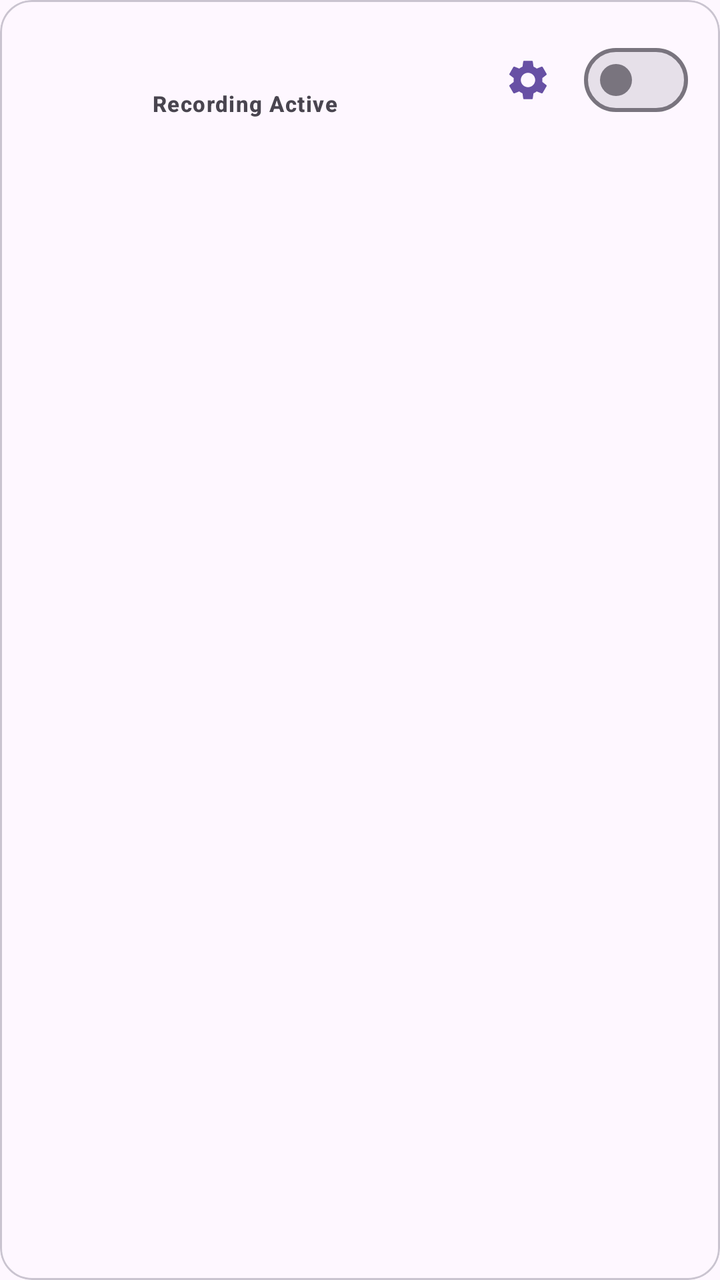
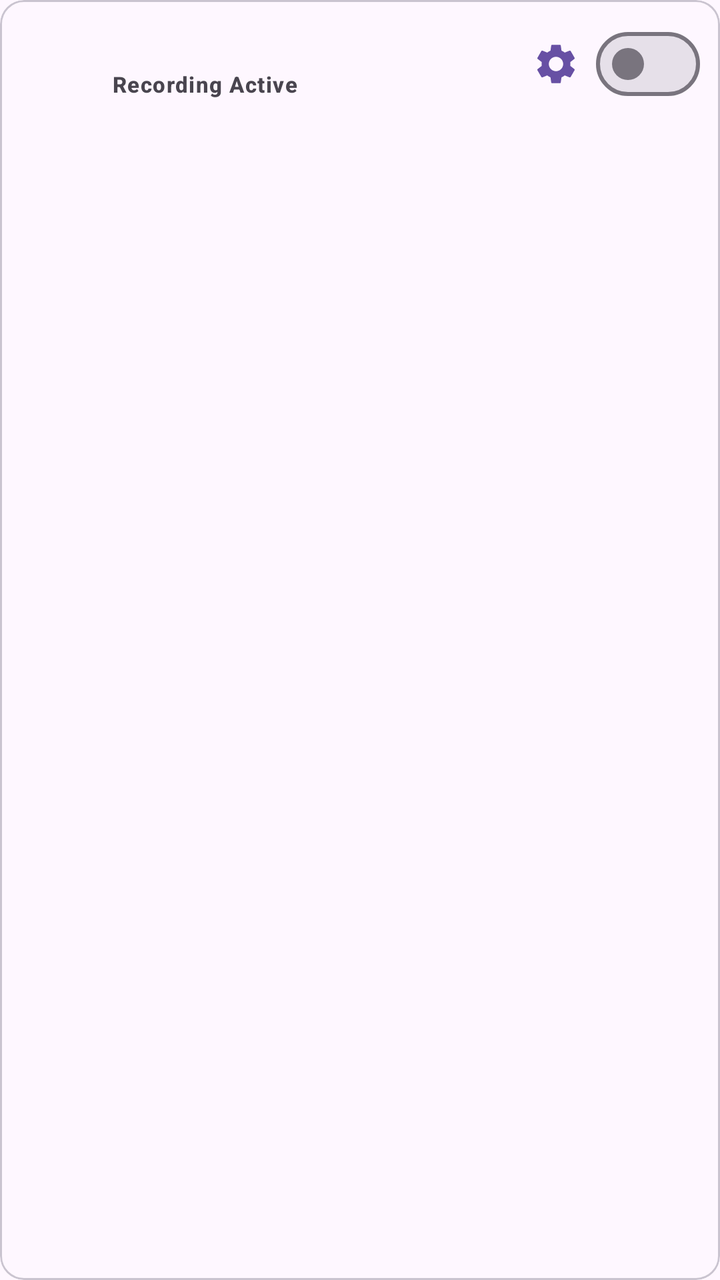

An Android layout rendered at two revisions. The XML below is the earlier revision; the diff shows what the commit changed to produce the second picture.
<!-- AndroidManifest.xml: application theme Theme.NotiVault -->
<!-- res/layout/item_rule_app.xml -->
<?xml version="1.0" encoding="utf-8"?>
<com.google.android.material.card.MaterialCardView
    xmlns:android="http://schemas.android.com/apk/res/android"
    xmlns:app="http://schemas.android.com/apk/res-auto"
    android:id="@+id/card_app_rule"
    android:layout_width="match_parent"
    android:layout_height="wrap_content"
    android:layout_marginHorizontal="6dp"
    android:layout_marginVertical="6dp"
    app:cardCornerRadius="16dp"
    app:cardElevation="0dp"
    app:strokeWidth="1dp"
    app:strokeColor="?attr/colorOutlineVariant"
    app:cardBackgroundColor="?attr/colorSurface">

    <LinearLayout
        android:layout_width="match_parent"
        android:layout_height="wrap_content"
        android:orientation="horizontal"
        android:gravity="center_vertical"
        android:padding="16dp">

        <ImageView
            android:id="@+id/iv_app_icon"
            android:layout_width="44dp"
            android:layout_height="44dp"
            android:layout_marginEnd="16dp"
            android:importantForAccessibility="no"
            android:src="@android:drawable/sym_def_app_icon" />

        <LinearLayout
            android:layout_width="0dp"
            android:layout_height="wrap_content"
            android:layout_weight="1"
            android:orientation="vertical"
            android:layout_marginEnd="12dp">

            <TextView
                android:id="@+id/tv_app_name"
                android:layout_width="wrap_content"
                android:layout_height="wrap_content"
                android:textAppearance="@style/TextAppearance.Material3.BodyLarge"
                android:textColor="?attr/colorOnSurface"
                android:textStyle="bold"
                android:maxLines="1"
                android:ellipsize="end" />

            <TextView
                android:id="@+id/tv_rule_status"
                android:layout_width="wrap_content"
                android:layout_height="wrap_content"
                android:layout_marginTop="2dp"
                android:textAppearance="@style/TextAppearance.Material3.LabelSmall"
                android:textStyle="bold"
                android:text="Recording Active" />

        </LinearLayout>

        <ImageButton
            android:id="@+id/btn_rule_settings"
            android:layout_width="40dp"
            android:layout_height="40dp"
            android:layout_marginEnd="8dp"
            android:background="?attr/selectableItemBackgroundBorderless"
            android:src="@drawable/ic_settings"
            android:contentDescription="Configure Keywords"
            app:tint="?attr/colorPrimary" />

        <com.google.android.material.materialswitch.MaterialSwitch
            android:id="@+id/switch_capture"
            android:layout_width="wrap_content"
            android:layout_height="wrap_content" />

    </LinearLayout>

</com.google.android.material.card.MaterialCardView>
<!-- resources referenced by this layout -->
<resources>
  <!-- drawable ic_settings (drawable) -->
  <vector xmlns:android="http://schemas.android.com/apk/res/android"
      android:width="24dp"
      android:height="24dp"
      android:viewportWidth="24"
      android:viewportHeight="24"
      android:tint="?attr/colorControlNormal">
    <path
        android:fillColor="@android:color/white"
        android:pathData="M19.14,12.94c0.04,-0.3 0.06,-0.61 0.06,-0.94c0,-0.32 -0.02,-0.64 -0.07,-0.94l2.03,-1.58c0.18,-0.14 0.23,-0.41 0.12,-0.61l-1.92,-3.32c-0.12,-0.22 -0.37,-0.29 -0.59,-0.22l-2.39,0.96c-0.5,-0.38 -1.03,-0.7 -1.62,-0.94L14.4,2.81c-0.04,-0.24 -0.24,-0.41 -0.48,-0.41h-3.84c-0.24,0 -0.43,0.17 -0.47,0.41L9.25,5.35C8.66,5.59 8.12,5.92 7.63,6.29L5.24,5.33c-0.22,-0.08 -0.47,0 -0.59,0.22L2.74,8.87C2.62,9.08 2.66,9.34 2.86,9.48l2.03,1.58C4.84,11.36 4.8,11.69 4.8,12s0.02,0.64 0.07,0.94l-2.03,1.58c-0.18,0.14 -0.23,0.41 -0.12,0.61l1.92,3.32c0.12,0.22 0.37,0.29 0.59,0.22l2.39,-0.96c0.5,0.38 1.03,0.7 1.62,0.94l0.36,2.54c0.05,0.24 0.24,0.41 0.48,0.41h3.84c0.24,0 0.44,-0.17 0.47,-0.41l0.36,-2.54c0.59,-0.24 1.13,-0.56 1.62,-0.94l2.39,0.96c0.22,0.08 0.47,0 0.59,-0.22l1.92,-3.32c0.12,-0.22 0.07,-0.47 -0.12,-0.61L19.14,12.94zM12,15.6c-1.98,0 -3.6,-1.62 -3.6,-3.6s1.62,-3.6 3.6,-3.6s3.6,1.62 3.6,3.6S13.98,15.6 12,15.6z"/>
  </vector>
  <style name="Theme.NotiVault" parent="Theme.Material3.DayNight.NoActionBar">
          <item name="android:windowSoftInputMode">adjustResize</item>
          <item name="android:statusBarColor">@android:color/transparent</item>
          <item name="android:navigationBarColor">@android:color/transparent</item>
          <item name="android:windowLightStatusBar">true</item>
          <item name="preferenceTheme">@style/PreferenceThemeOverlay</item>
          <item name="switchStyle">@style/Widget.Material3.CompoundButton.Switch</item>
          <item name="android:switchStyle">@style/Widget.Material3.CompoundButton.Switch</item>
      </style>
</resources>

<!-- the commit's change to res/layout/item_rule_app.xml (unified diff, before → after) -->
@@ -5,9 +5,9 @@
     android:id="@+id/card_app_rule"
     android:layout_width="match_parent"
     android:layout_height="wrap_content"
-    android:layout_marginHorizontal="6dp"
-    android:layout_marginVertical="6dp"
-    app:cardCornerRadius="16dp"
+    android:layout_marginHorizontal="2dp"
+    android:layout_marginVertical="3dp"
+    app:cardCornerRadius="12dp"
     app:cardElevation="0dp"
     app:strokeWidth="1dp"
     app:strokeColor="?attr/colorOutlineVariant"
@@ -18,13 +18,14 @@
         android:layout_height="wrap_content"
         android:orientation="horizontal"
         android:gravity="center_vertical"
-        android:padding="16dp">
+        android:paddingHorizontal="10dp"
+        android:paddingVertical="8dp">
 
         <ImageView
             android:id="@+id/iv_app_icon"
-            android:layout_width="44dp"
-            android:layout_height="44dp"
-            android:layout_marginEnd="16dp"
+            android:layout_width="36dp"
+            android:layout_height="36dp"
+            android:layout_marginEnd="10dp"
             android:importantForAccessibility="no"
             android:src="@android:drawable/sym_def_app_icon" />
 
@@ -33,23 +34,26 @@
             android:layout_height="wrap_content"
             android:layout_weight="1"
             android:orientation="vertical"
-            android:layout_marginEnd="12dp">
+            android:layout_marginEnd="8dp">
 
             <TextView
                 android:id="@+id/tv_app_name"
-                android:layout_width="wrap_content"
+                android:layout_width="match_parent"
                 android:layout_height="wrap_content"
-                android:textAppearance="@style/TextAppearance.Material3.BodyLarge"
+                android:textAppearance="@style/TextAppearance.Material3.BodyMedium"
                 android:textColor="?attr/colorOnSurface"
                 android:textStyle="bold"
                 android:maxLines="1"
-                android:ellipsize="end" />
+                app:autoSizeTextType="uniform"
+                app:autoSizeMinTextSize="10sp"
+                app:autoSizeMaxTextSize="14sp"
+                app:autoSizeStepGranularity="1sp" />
 
             <TextView
                 android:id="@+id/tv_rule_status"
                 android:layout_width="wrap_content"
                 android:layout_height="wrap_content"
-                android:layout_marginTop="2dp"
+                android:layout_marginTop="1dp"
                 android:textAppearance="@style/TextAppearance.Material3.LabelSmall"
                 android:textStyle="bold"
                 android:text="Recording Active" />
@@ -58,10 +62,10 @@
 
         <ImageButton
             android:id="@+id/btn_rule_settings"
-            android:layout_width="40dp"
-            android:layout_height="40dp"
-            android:layout_marginEnd="8dp"
-            android:background="?attr/selectableItemBackgroundBorderless"
+            android:layout_width="32dp"
+            android:layout_height="32dp"
+            android:layout_marginEnd="4dp"
+            android:background="@drawable/bg_button_square_ripple"
             android:src="@drawable/ic_settings"
             android:contentDescription="Configure Keywords"
             app:tint="?attr/colorPrimary" />
<!-- resource entries referenced after the edit -->
@@ -1,5 +1,16 @@
 <!-- resources referenced by this layout -->
 <resources>
+  <!-- drawable bg_button_square_ripple (drawable) -->
+  <?xml version="1.0" encoding="utf-8"?>
+  <ripple xmlns:android="http://schemas.android.com/apk/res/android"
+      android:color="?attr/colorControlHighlight">
+      <item android:id="@android:id/mask">
+          <shape android:shape="rectangle">
+              <corners android:radius="8dp" />
+              <solid android:color="@android:color/white" />
+          </shape>
+      </item>
+  </ripple>
   <!-- drawable ic_settings (drawable) -->
   <vector xmlns:android="http://schemas.android.com/apk/res/android"
       android:width="24dp"
